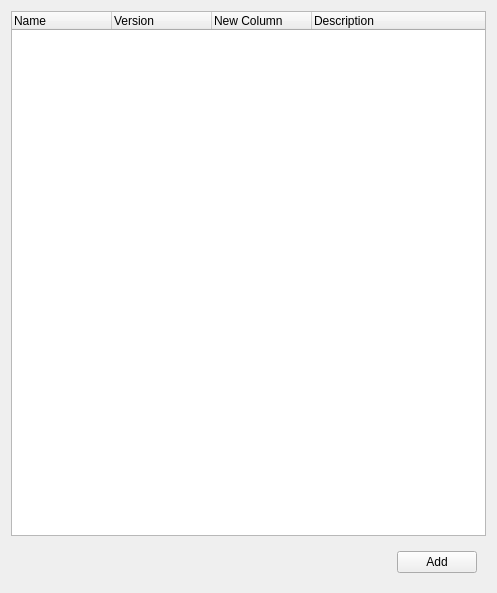
First picture: the form in meg_runtime/ui/addpluginpanel.ui, repository ibedard16/Runtime, before the edit.
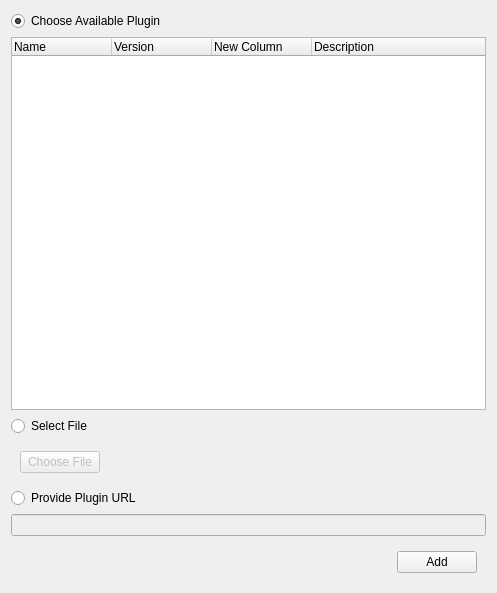
Second picture: the form after the edit.

Commit message:
Make the add plugin panel fully functional
Lots of code, lots of code

Made it so that plugins can be installed in a variety of ways.

Diff of the .ui file:
```diff
--- a/meg_runtime/ui/addpluginpanel.ui
+++ b/meg_runtime/ui/addpluginpanel.ui
@@ -2,6 +2,9 @@
 <ui version="4.0">
  <class>Form</class>
  <widget class="QWidget" name="Form">
+  <property name="enabled">
+   <bool>true</bool>
+  </property>
   <property name="geometry">
    <rect>
     <x>0</x>
@@ -14,8 +17,21 @@
    <string>Form</string>
   </property>
   <layout class="QVBoxLayout" name="verticalLayout_2">
+   <item>
+    <widget class="QRadioButton" name="availableRadioButton">
+     <property name="text">
+      <string>Choose Available Plugin</string>
+     </property>
+     <property name="checked">
+      <bool>true</bool>
+     </property>
+    </widget>
+   </item>
    <item>
     <widget class="QTreeWidget" name="availablePluginList">
+     <property name="enabled">
+      <bool>true</bool>
+     </property>
      <column>
       <property name="text">
        <string>Name</string>
@@ -38,6 +54,75 @@
      </column>
     </widget>
    </item>
+   <item>
+    <widget class="QRadioButton" name="fileRadioButton">
+     <property name="text">
+      <string>Select File</string>
+     </property>
+    </widget>
+   </item>
+   <item>
+    <widget class="QWidget" name="horizontalWidget" native="true">
+     <property name="minimumSize">
+      <size>
+       <width>0</width>
+       <height>0</height>
+      </size>
+     </property>
+     <layout class="QHBoxLayout" name="horizontalLayout_2">
+      <item>
+       <widget class="QPushButton" name="chooseFileButton">
+        <property name="enabled">
+         <bool>false</bool>
+        </property>
+        <property name="whatsThis">
+         <string/>
+        </property>
+        <property name="text">
+         <string>Choose File</string>
+        </property>
+       </widget>
+      </item>
+      <item>
+       <widget class="QLabel" name="fileLabel">
+        <property name="enabled">
+         <bool>false</bool>
+        </property>
+        <property name="text">
+         <string/>
+        </property>
+       </widget>
+      </item>
+      <item>
+       <spacer name="horizontalSpacer_2">
+        <property name="orientation">
+         <enum>Qt::Horizontal</enum>
+        </property>
+        <property name="sizeHint" stdset="0">
+         <size>
+          <width>40</width>
+          <height>20</height>
+         </size>
+        </property>
+       </spacer>
+      </item>
+     </layout>
+    </widget>
+   </item>
+   <item>
+    <widget class="QRadioButton" name="urlRadioButton">
+     <property name="text">
+      <string>Provide Plugin URL</string>
+     </property>
+    </widget>
+   </item>
+   <item>
+    <widget class="QLineEdit" name="urlField">
+     <property name="enabled">
+      <bool>false</bool>
+     </property>
+    </widget>
+   </item>
    <item>
     <widget class="QWidget" name="horizontalWidget" native="true">
      <property name="minimumSize">
```
The commit also changes 1 other file.
